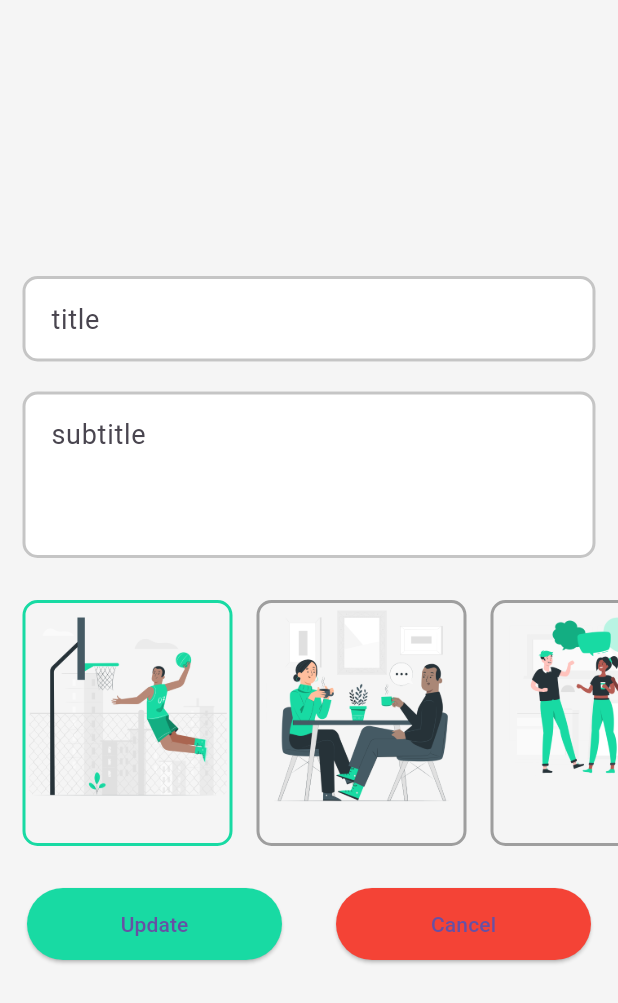
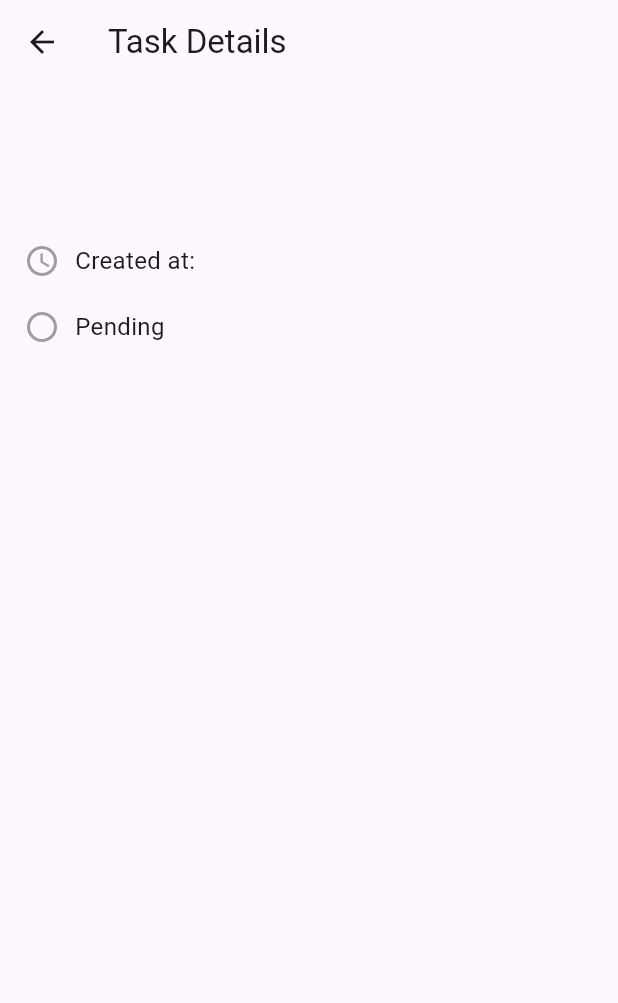
Before and after one commit to phuhieu1505/School-project, a Flutter app: the Task_Widget widget shown alone on an empty page, opened directly with empty values, after a tap on "edit", on a phone screen of 412 x 824 dp. Shown: the top 1003 px of the screen. Run offline on Flutter 3.47's test engine with Material 3 defaults, Android fonts, the phone set to English and light mode, and no system bars; our stand-ins replace cloud_firestore, firebase_auth, firebase_core, speech_to_text; accounts and stored records are empty.

Commit message:
add ui
detail task

```diff
--- /dev/null
+++ b/project/lib/screen/task_detail_screen.dart
@@ -0,0 +1,59 @@
+import 'package:flutter/material.dart';
+import 'package:project/model/notes_model.dart';
+
+class TaskDetailScreen extends StatelessWidget {
+  final Note note;
+
+  TaskDetailScreen({required this.note});
+
+  @override
+  Widget build(BuildContext context) {
+    return Scaffold(
+      appBar: AppBar(
+        title: Text('Task Details'),
+      ),
+      body: Padding(
+        padding: const EdgeInsets.all(16.0),
+        child: Column(
+          crossAxisAlignment: CrossAxisAlignment.start,
+          children: [
+            Text(
+              note.title,
+              style: TextStyle(fontSize: 24, fontWeight: FontWeight.bold),
+            ),
+            SizedBox(height: 10),
+            Text(
+              note.subtitle,
+              style: TextStyle(fontSize: 18, color: Colors.grey[700]),
+            ),
+            SizedBox(height: 20),
+            Row(
+              children: [
+                Icon(Icons.access_time, color: Colors.grey),
+                SizedBox(width: 10),
+                Text(
+                  'Created at: ${note.time}',
+                  style: TextStyle(fontSize: 16),
+                ),
+              ],
+            ),
+            SizedBox(height: 20),
+            Row(
+              children: [
+                Icon(
+                  note.isDone ? Icons.check_circle : Icons.circle_outlined,
+                  color: note.isDone ? Colors.green : Colors.grey,
+                ),
+                SizedBox(width: 10),
+                Text(
+                  note.isDone ? 'Completed' : 'Pending',
+                  style: TextStyle(fontSize: 16),
+                ),
+              ],
+            ),
+          ],
+        ),
+      ),
+    );
+  }
+}
--- a/project/lib/widgets/task_widgets.dart
+++ b/project/lib/widgets/task_widgets.dart
@@ -4,8 +4,11 @@ import 'package:project/data/firestore.dart';
 import 'package:project/model/notes_model.dart';
 import 'package:project/screen/edit_screen.dart';
 
+import '../screen/task_detail_screen.dart';
+
 class Task_Widget extends StatefulWidget {
   Note _note;
+
   Task_Widget(this._note, {super.key});
 
   @override
@@ -18,6 +21,12 @@ class _Task_WidgetState extends State<Task_Widget> {
     bool isDone = widget._note.isDone;
     return Padding(
       padding: const EdgeInsets.symmetric(horizontal: 15, vertical: 10),
+      child: GestureDetector(
+        onTap: () {
+          Navigator.of(context).push(MaterialPageRoute(
+            builder: (context) => TaskDetailScreen(note: widget._note),
+          ));
+        },
         child: Container(
           width: double.infinity,
           height: 130,
@@ -37,10 +46,8 @@ class _Task_WidgetState extends State<Task_Widget> {
             padding: const EdgeInsets.symmetric(horizontal: 10),
             child: Row(
               children: [
-              // image
                 taskImages(),
                 SizedBox(width: 25),
-              // title and subtitle
                 Expanded(
                   child: Column(
                     crossAxisAlignment: CrossAxisAlignment.start,
@@ -82,6 +89,7 @@ class _Task_WidgetState extends State<Task_Widget> {
                   ),
                 ),
               ],
+            ),
           ),
         ),
       ),
```
Lines whose indentation alone changed are shown as unchanged.
